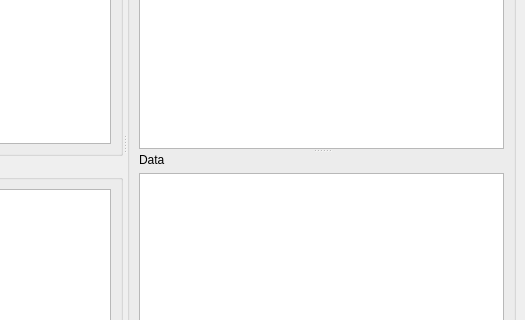
This is mainwindow.ui in scummos/pyfitsviewer as Qt 5 draws it before an edit; both pictures show x 275 to 800 and y 156 to 476 of the 800 by 600 pixel window. The edited form follows.
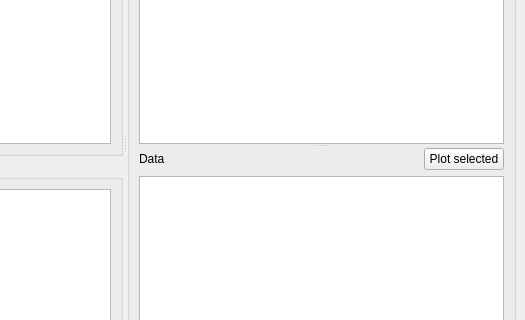
This is the edited form.

Commit message: Some nice plotting capabilities

```diff
--- a/mainwindow.ui
+++ b/mainwindow.ui
@@ -70,7 +70,7 @@
        <property name="title">
         <string>File contents</string>
        </property>
-       <layout class="QHBoxLayout" name="horizontalLayout_3">
+       <layout class="QVBoxLayout" name="verticalLayout_6">
         <item>
          <widget class="QSplitter" name="splitter_2">
           <property name="orientation">
@@ -93,11 +93,35 @@
           <widget class="QWidget" name="layoutWidget">
            <layout class="QVBoxLayout" name="verticalLayout_2">
             <item>
-             <widget class="QLabel" name="label_2">
-              <property name="text">
-               <string>Data</string>
-              </property>
-             </widget>
+             <layout class="QHBoxLayout" name="horizontalLayout_2">
+              <item>
+               <widget class="QLabel" name="label_2">
+                <property name="text">
+                 <string>Data</string>
+                </property>
+               </widget>
+              </item>
+              <item>
+               <spacer name="horizontalSpacer">
+                <property name="orientation">
+                 <enum>Qt::Horizontal</enum>
+                </property>
+                <property name="sizeHint" stdset="0">
+                 <size>
+                  <width>40</width>
+                  <height>20</height>
+                 </size>
+                </property>
+               </spacer>
+              </item>
+              <item>
+               <widget class="QPushButton" name="plotButton">
+                <property name="text">
+                 <string>Plot selected</string>
+                </property>
+               </widget>
+              </item>
+             </layout>
             </item>
             <item>
              <widget class="QTableView" name="contents"/>
```
Left out of the diff: 20 changed lines with no effect on the pictures. The commit also changes 2 other files.
